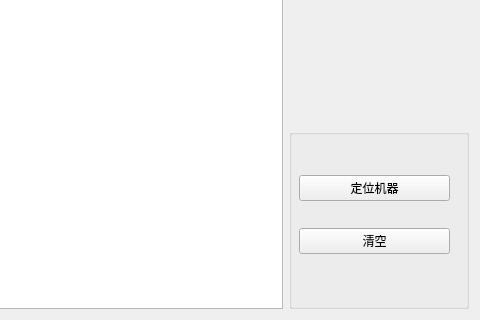
Before: the Qt Designer form src/ROSVisualizer/rosvisualizer.ui in kikiYang03/SerialPortAssistant, drawn with Qt 5; both pictures show x 417 to 897 and y 415 to 735 of the 897 by 735 pixel window.
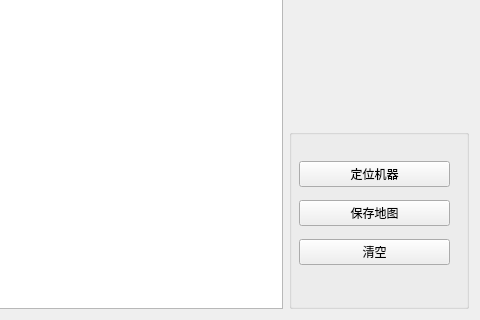
After: the same form once the commit is applied. Custom widgets are drawn as their Qt base class.

What changed in the file:
```diff
--- a/src/ROSVisualizer/rosvisualizer.ui
+++ b/src/ROSVisualizer/rosvisualizer.ui
@@ -164,6 +164,13 @@
              </property>
             </widget>
            </item>
+           <item>
+            <widget class="QPushButton" name="saveMapBtn">
+             <property name="text">
+              <string>保存地图</string>
+             </property>
+            </widget>
+           </item>
            <item>
             <widget class="QPushButton" name="clearBtn">
              <property name="text">
```
Left out of the diff: 8 changed lines with no effect on the pictures.
